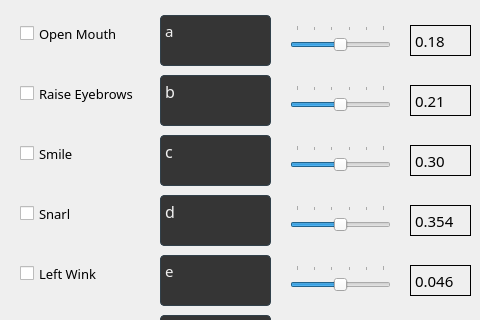
PotatoJedi/FaceSwitch2, file interfaces/face_switch_2.ui: the form before one commit; both pictures show x 0 to 480 and y 135 to 455 of the 1151 by 581 pixel window.
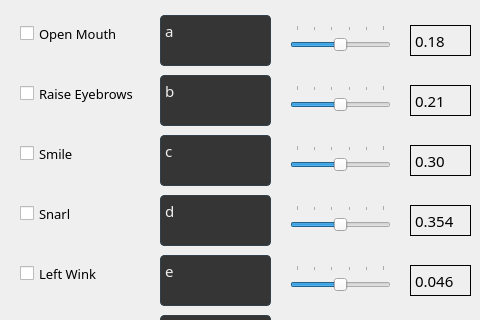
The form after the commit.

Commit message: Changed keyboard simulation

Diff of the .ui file:
```diff
--- a/interfaces/face_switch_2.ui
+++ b/interfaces/face_switch_2.ui
@@ -226,7 +226,7 @@
    </property>
    <property name="font">
     <font>
-     <pointsize>12</pointsize>
+     <pointsize>11</pointsize>
     </font>
    </property>
    <property name="styleSheet">
@@ -265,7 +265,7 @@
    </property>
    <property name="font">
     <font>
-     <pointsize>12</pointsize>
+     <pointsize>11</pointsize>
     </font>
    </property>
    <property name="styleSheet">
@@ -304,7 +304,7 @@
    </property>
    <property name="font">
     <font>
-     <pointsize>12</pointsize>
+     <pointsize>11</pointsize>
     </font>
    </property>
    <property name="styleSheet">
```
The commit also changes 2 other files.
